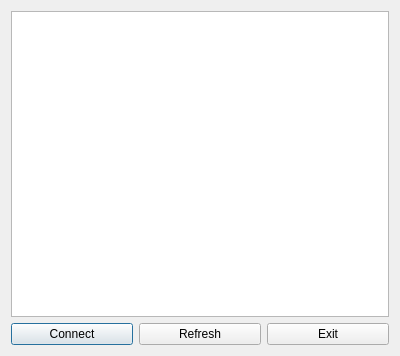
The window that bluetoothconnection.ui (vanya1301/acetone-bath-Qt-part) describes before a commit, drawn with Qt 5.
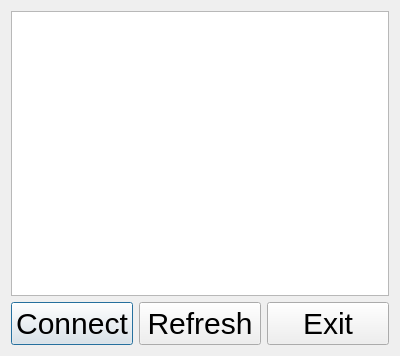
The same window after the commit.

The edit to the form file:
```diff
--- a/bluetoothconnection.ui
+++ b/bluetoothconnection.ui
@@ -16,18 +16,54 @@
   <layout class="QVBoxLayout" name="verticalLayout">
    <item>
     <widget class="QListWidget" name="listWidget">
+     <property name="enabled">
+      <bool>true</bool>
+     </property>
+     <property name="sizePolicy">
+      <sizepolicy hsizetype="Expanding" vsizetype="Expanding">
+       <horstretch>0</horstretch>
+       <verstretch>0</verstretch>
+      </sizepolicy>
+     </property>
+     <property name="maximumSize">
+      <size>
+       <width>16777215</width>
+       <height>1000</height>
+      </size>
+     </property>
      <property name="font">
       <font>
        <family>Ubuntu Mono</family>
        <pointsize>14</pointsize>
       </font>
      </property>
+     <property name="frameShape">
+      <enum>QFrame::StyledPanel</enum>
+     </property>
+     <property name="lineWidth">
+      <number>0</number>
+     </property>
+     <property name="iconSize">
+      <size>
+       <width>0</width>
+       <height>0</height>
+      </size>
+     </property>
     </widget>
    </item>
    <item>
     <layout class="QHBoxLayout" name="horizontalLayout">
      <item>
       <widget class="QPushButton" name="connectButton">
+       <property name="sizePolicy">
+        <sizepolicy hsizetype="Minimum" vsizetype="Minimum">
+         <horstretch>0</horstretch>
+         <verstretch>0</verstretch>
+        </sizepolicy>
+       </property>
+       <property name="styleSheet">
+        <string notr="true">font-size:30px;</string>
+       </property>
        <property name="text">
         <string>Connect</string>
        </property>
@@ -35,6 +71,15 @@
      </item>
      <item>
       <widget class="QPushButton" name="refreshButton">
+       <property name="sizePolicy">
+        <sizepolicy hsizetype="Minimum" vsizetype="Minimum">
+         <horstretch>0</horstretch>
+         <verstretch>0</verstretch>
+        </sizepolicy>
+       </property>
+       <property name="styleSheet">
+        <string notr="true">font-size:30px;</string>
+       </property>
        <property name="text">
         <string>Refresh</string>
        </property>
@@ -42,6 +87,15 @@
      </item>
      <item>
       <widget class="QPushButton" name="exitButton">
+       <property name="sizePolicy">
+        <sizepolicy hsizetype="Minimum" vsizetype="Minimum">
+         <horstretch>0</horstretch>
+         <verstretch>0</verstretch>
+        </sizepolicy>
+       </property>
+       <property name="styleSheet">
+        <string notr="true">font-size:30px;</string>
+       </property>
        <property name="text">
         <string>Exit</string>
        </property>
```
